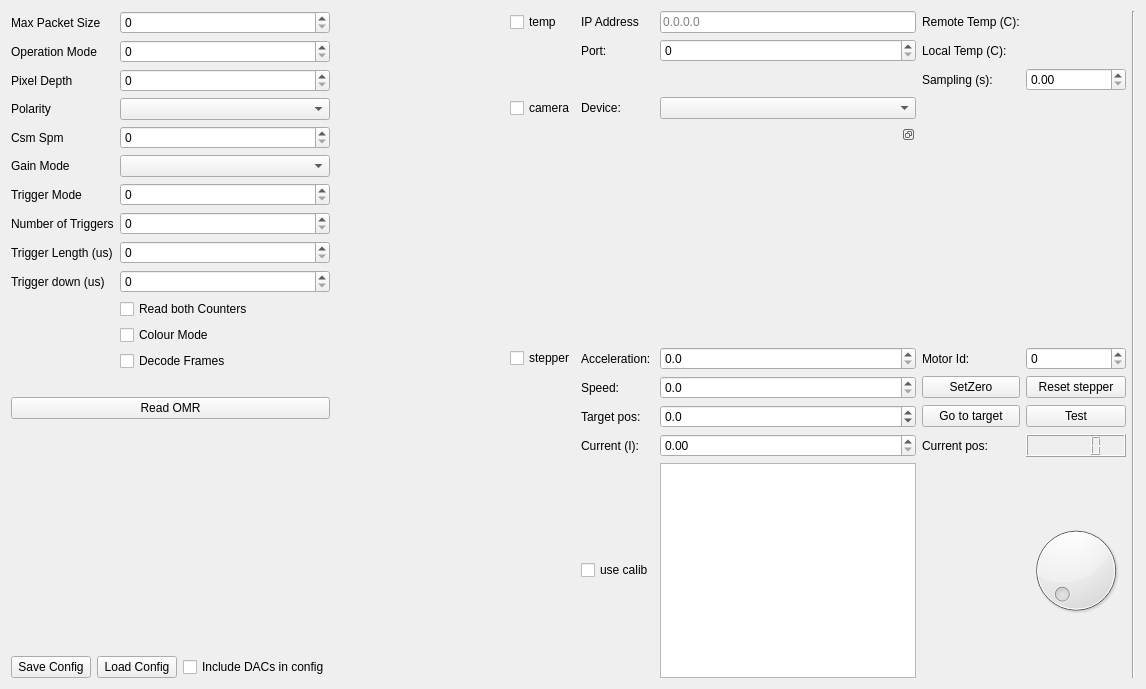
Above: SpidrMpx3Eq/qcstmconfigmonitoring.ui from navrit/dexter before the change. Below: the same form after it.
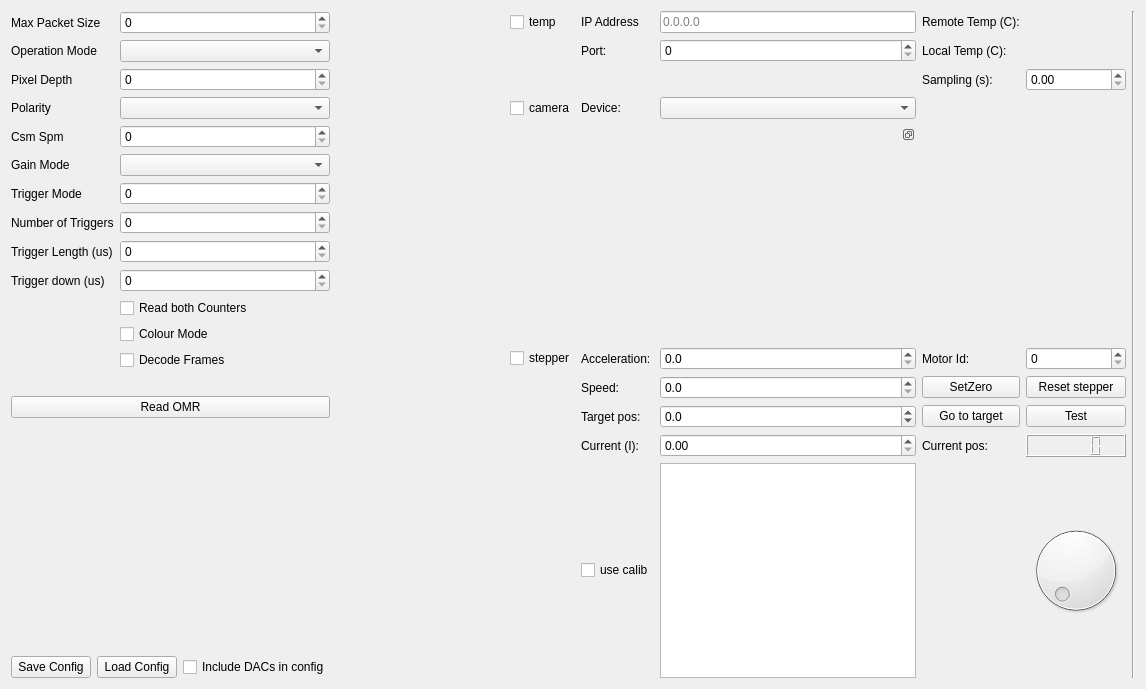
That is the form after the change.

```diff
--- a/SpidrMpx3Eq/qcstmconfigmonitoring.ui
+++ b/SpidrMpx3Eq/qcstmconfigmonitoring.ui
@@ -44,16 +44,6 @@
            </property>
           </widget>
          </item>
-         <item row="1" column="1">
-          <widget class="QSpinBox" name="operationModeSpinner">
-           <property name="keyboardTracking">
-            <bool>false</bool>
-           </property>
-           <property name="maximum">
-            <number>9999999</number>
-           </property>
-          </widget>
-         </item>
          <item row="4" column="0">
           <widget class="QLabel" name="label_2">
            <property name="text">
@@ -200,6 +190,9 @@
            </property>
           </widget>
          </item>
+         <item row="1" column="1">
+          <widget class="QComboBox" name="operationModeComboBox"/>
+         </item>
         </layout>
        </item>
        <item>
```
